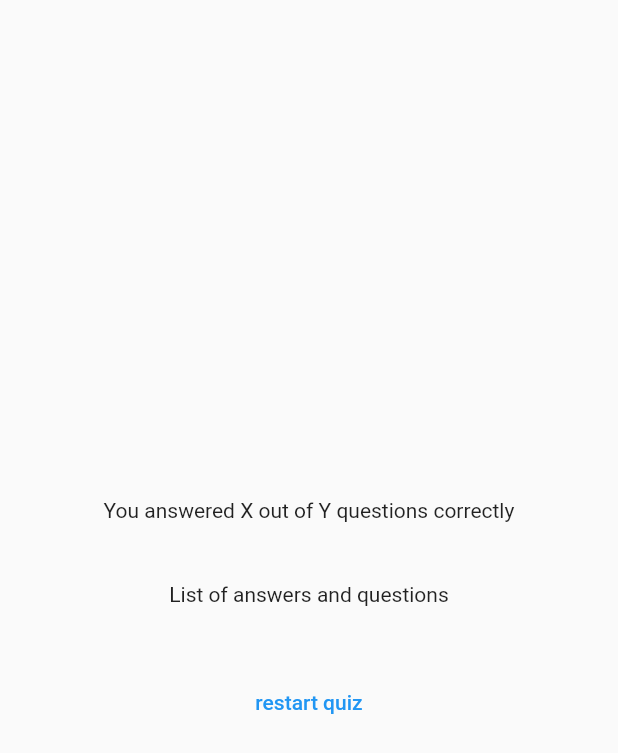
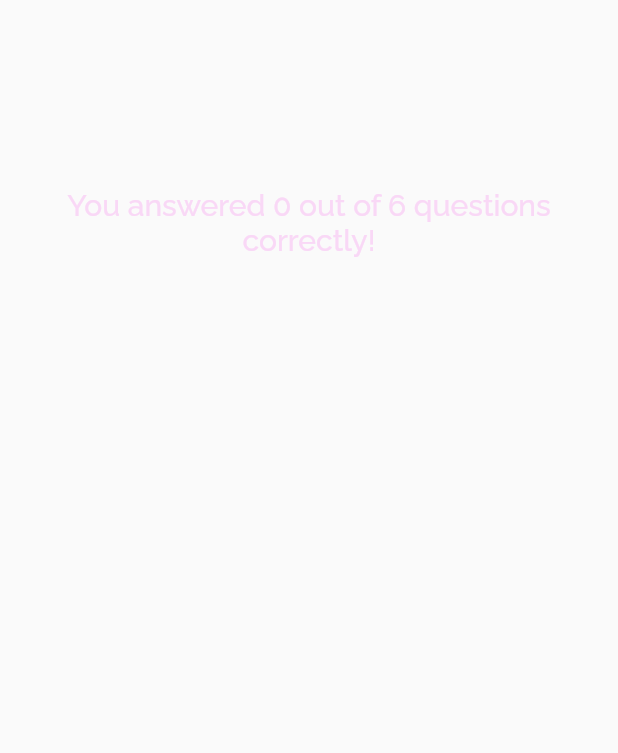
Before and after one commit to DarlingOlvera/Flutter_beginner, a Flutter app: the ResultsScreen widget shown alone on an empty page, opened directly with empty values, on a phone screen of 412 x 824 dp. Shown: the top 753 px of the screen. Run offline on Flutter 3.47's test engine with Material 2 defaults, Android fonts, the phone set to English and light mode, and no system bars; our stand-ins replace google_fonts.

Commit message:
Fin quiz app

```diff
--- a/quiz_app/lib/questions_summary.dart
+++ b/quiz_app/lib/questions_summary.dart
@@ -1,4 +1,5 @@
 import 'package:flutter/material.dart';
+import 'package:quiz_app/summary_item.dart';
 
 class QuestionsSummary extends StatelessWidget {
   const QuestionsSummary(this.summaryData, {super.key});
@@ -7,12 +8,15 @@ class QuestionsSummary extends StatelessWidget {
 
   @override
   Widget build(BuildContext context) {
-    return Column(
-      children: summaryData.map((element) {
-        return Row(children: [
-          Text(((element['question-index'] as int) + 1).toString()),
-        ]);
-      }).toList(),
+    return SizedBox(
+      height: 400,
+      child: SingleChildScrollView(
+        child: Column(
+          children: summaryData.map((data) {
+            return SummaryItem(data);
+          }).toList(), //toList() para convertir un tipo iterable a tipo lista que es lo que espera Column
+        ),
+      ),
     );
   }
 }
--- a/quiz_app/lib/results_screen.dart
+++ b/quiz_app/lib/results_screen.dart
@@ -1,9 +1,13 @@
 import 'package:flutter/material.dart';
+import 'package:google_fonts/google_fonts.dart';
 import 'package:quiz_app/data/questions.dart';
+import 'package:quiz_app/questions_summary.dart';
 
 class ResultsScreen extends StatelessWidget {
-  const ResultsScreen({super.key, required this.chosenAnswers});
+  const ResultsScreen(
+      {super.key, required this.chosenAnswers, required this.onRestart});
 
+  final void Function() onRestart;
   final List<String> chosenAnswers;
 
   //Methods
@@ -26,6 +30,14 @@ class ResultsScreen extends StatelessWidget {
 
   @override
   Widget build(BuildContext context) {
+    final summaryData = getData();
+    final totalQuestions = questions.length;
+    //where es como la función filter de los arreglos en javascript
+    //al igual que esa devuelve un nuevo iterable que es similar a una lista, con
+    //los valores que cumplen la condición del filtro
+    final correctQuestions = summaryData.where((element) {
+      return element['user_answer'] == element['correct_answer'];
+    }).length;
     return SizedBox(
       width: double.infinity,
       child: Container(
@@ -33,15 +45,27 @@ class ResultsScreen extends StatelessWidget {
           child: Column(
             mainAxisAlignment: MainAxisAlignment.center,
             children: [
-              const Text('You answered X out of Y questions correctly'),
+              Text(
+                'You answered $correctQuestions out of $totalQuestions questions correctly!',
+                style: GoogleFonts.raleway(
+                  fontSize: 20.0,
+                  fontWeight: FontWeight.w500,
+                  color: const Color.fromARGB(190, 249, 204, 245),
+                ),
+                textAlign: TextAlign.center,
+              ),
               const SizedBox(
                 height: 40,
               ),
-              const Text('List of answers and questions'),
+              QuestionsSummary(summaryData),
               const SizedBox(
                 height: 40,
               ),
-              TextButton(onPressed: () {}, child: const Text('restart quiz'))
+              TextButton.icon(
+                  onPressed: onRestart,
+                  style: TextButton.styleFrom(foregroundColor: Colors.white),
+                  icon: const Icon(Icons.refresh),
+                  label: const Text('Restart Quiz'))
             ],
           )),
     );
```
Also changed, not shown: quiz_app/lib/question_identifier.dart (added, +31 -0 lines), quiz_app/lib/quiz.dart (+11 -2 lines), quiz_app/lib/summary_item.dart (added, +58 -0 lines).
